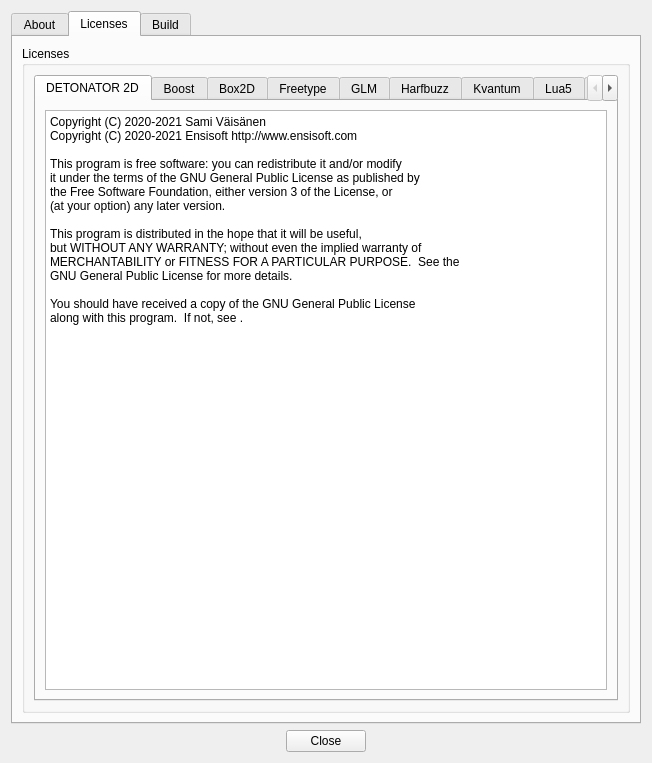
ensisoft/detonator, file editor/gui/dlgabout.ui: the form before one commit.
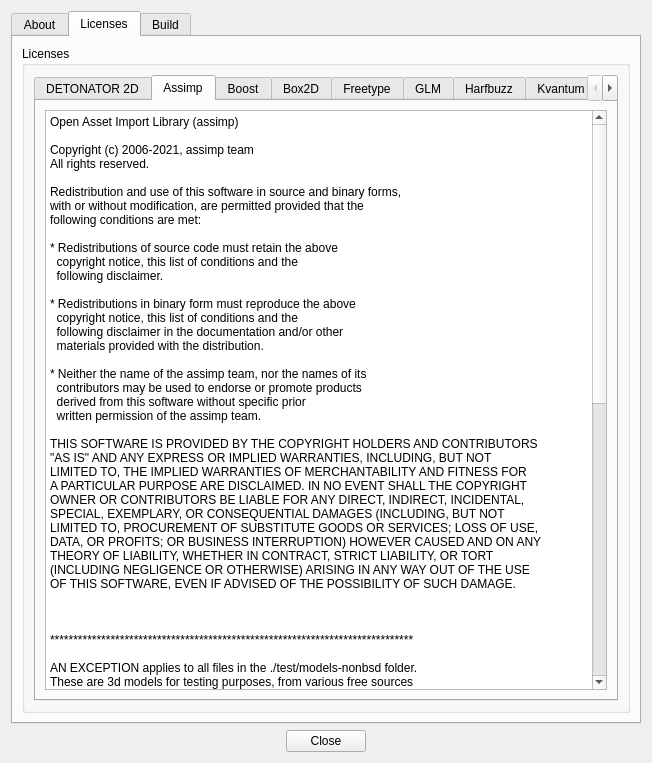
The form after the commit. The open tabs and pages were chosen to show the change. Icons and pictures are not drawn.

Commit message: Add initial 3D model import dialog with minimal functionality

Patch:
```diff
--- a/editor/gui/dlgabout.ui
+++ b/editor/gui/dlgabout.ui
@@ -170,6 +170,97 @@
               </item>
              </layout>
             </widget>
+            <widget class="QWidget" name="tab_14">
+             <attribute name="title">
+              <string>Assimp</string>
+             </attribute>
+             <layout class="QVBoxLayout" name="verticalLayout_22">
+              <item>
+               <widget class="QPlainTextEdit" name="plainTextEdit_10">
+                <property name="plainText">
+                 <string>Open Asset Import Library (assimp)
+
+Copyright (c) 2006-2021, assimp team
+All rights reserved.
+
+Redistribution and use of this software in source and binary forms,
+with or without modification, are permitted provided that the
+following conditions are met:
+
+* Redistributions of source code must retain the above
+  copyright notice, this list of conditions and the
+  following disclaimer.
+
+* Redistributions in binary form must reproduce the above
+  copyright notice, this list of conditions and the
+  following disclaimer in the documentation and/or other
+  materials provided with the distribution.
+
+* Neither the name of the assimp team, nor the names of its
+  contributors may be used to endorse or promote products
+  derived from this software without specific prior
+  written permission of the assimp team.
+
+THIS SOFTWARE IS PROVIDED BY THE COPYRIGHT HOLDERS AND CONTRIBUTORS
+&quot;AS IS&quot; AND ANY EXPRESS OR IMPLIED WARRANTIES, INCLUDING, BUT NOT
+LIMITED TO, THE IMPLIED WARRANTIES OF MERCHANTABILITY AND FITNESS FOR
+A PARTICULAR PURPOSE ARE DISCLAIMED. IN NO EVENT SHALL THE COPYRIGHT
+OWNER OR CONTRIBUTORS BE LIABLE FOR ANY DIRECT, INDIRECT, INCIDENTAL,
+SPECIAL, EXEMPLARY, OR CONSEQUENTIAL DAMAGES (INCLUDING, BUT NOT
+LIMITED TO, PROCUREMENT OF SUBSTITUTE GOODS OR SERVICES; LOSS OF USE,
+DATA, OR PROFITS; OR BUSINESS INTERRUPTION) HOWEVER CAUSED AND ON ANY
+THEORY OF LIABILITY, WHETHER IN CONTRACT, STRICT LIABILITY, OR TORT
+(INCLUDING NEGLIGENCE OR OTHERWISE) ARISING IN ANY WAY OUT OF THE USE
+OF THIS SOFTWARE, EVEN IF ADVISED OF THE POSSIBILITY OF SUCH DAMAGE.
+
+
+
+******************************************************************************
+
+AN EXCEPTION applies to all files in the ./test/models-nonbsd folder.
+These are 3d models for testing purposes, from various free sources
+on the internet. They are - unless otherwise stated - copyright of
+their respective creators, which may impose additional requirements
+on the use of their work. For any of these models, see
+&lt;model-name&gt;.source.txt for more legal information. Contact us if you
+are a copyright holder and believe that we credited you inproperly or
+if you don't want your files to appear in the repository.
+
+
+******************************************************************************
+
+Poly2Tri Copyright (c) 2009-2010, Poly2Tri Contributors
+http://code.google.com/p/poly2tri/
+
+All rights reserved.
+Redistribution and use in source and binary forms, with or without modification,
+are permitted provided that the following conditions are met:
+
+* Redistributions of source code must retain the above copyright notice,
+  this list of conditions and the following disclaimer.
+* Redistributions in binary form must reproduce the above copyright notice,
+  this list of conditions and the following disclaimer in the documentation
+  and/or other materials provided with the distribution.
+* Neither the name of Poly2Tri nor the names of its contributors may be
+  used to endorse or promote products derived from this software without specific
+  prior written permission.
+
+THIS SOFTWARE IS PROVIDED BY THE COPYRIGHT HOLDERS AND CONTRIBUTORS
+&quot;AS IS&quot; AND ANY EXPRESS OR IMPLIED WARRANTIES, INCLUDING, BUT NOT
+LIMITED TO, THE IMPLIED WARRANTIES OF MERCHANTABILITY AND FITNESS FOR
+A PARTICULAR PURPOSE ARE DISCLAIMED. IN NO EVENT SHALL THE COPYRIGHT OWNER OR
+CONTRIBUTORS BE LIABLE FOR ANY DIRECT, INDIRECT, INCIDENTAL, SPECIAL,
+EXEMPLARY, OR CONSEQUENTIAL DAMAGES (INCLUDING, BUT NOT LIMITED TO,
+PROCUREMENT OF SUBSTITUTE GOODS OR SERVICES; LOSS OF USE, DATA, OR
+PROFITS; OR BUSINESS INTERRUPTION) HOWEVER CAUSED AND ON ANY THEORY OF
+LIABILITY, WHETHER IN CONTRACT, STRICT LIABILITY, OR TORT (INCLUDING
+NEGLIGENCE OR OTHERWISE) ARISING IN ANY WAY OUT OF THE USE OF THIS
+SOFTWARE, EVEN IF ADVISED OF THE POSSIBILITY OF SUCH DAMAGE.</string>
+                </property>
+               </widget>
+              </item>
+             </layout>
+            </widget>
             <widget class="QWidget" name="tab_3">
              <attribute name="title">
               <string>Boost</string>
```
The commit also changes 18 other files.
